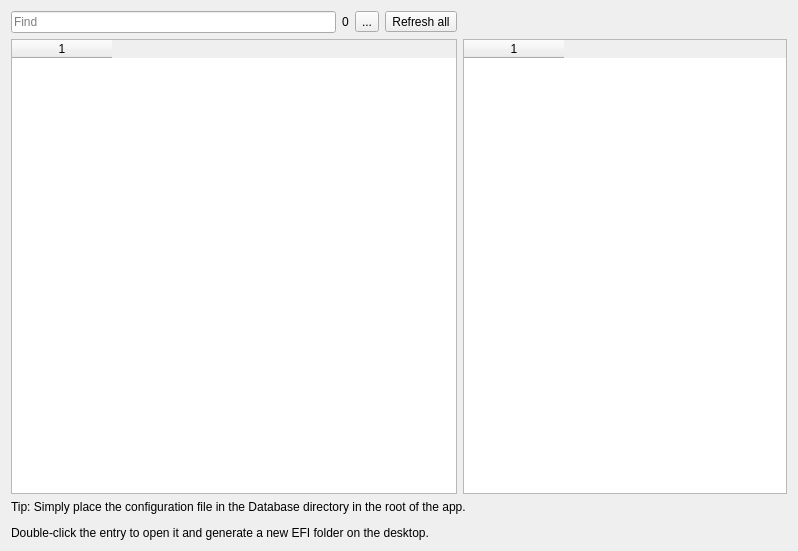
The window that dlgdatabase.ui (ic005k/OCAuxiliaryTools) describes before a commit, drawn with Qt 5.
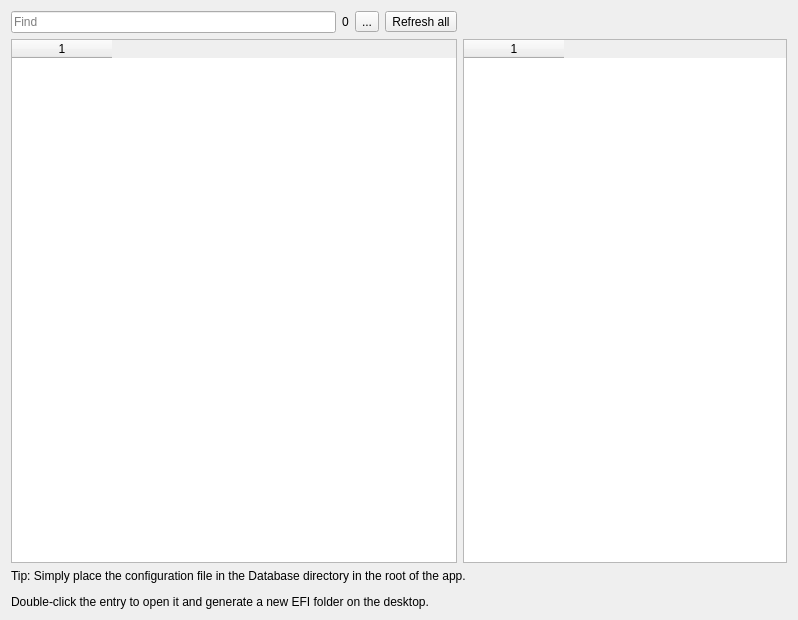
The same window after the commit. Icons and pictures are not drawn.

```diff
--- a/dlgdatabase.ui
+++ b/dlgdatabase.ui
@@ -7,7 +7,7 @@
     <x>0</x>
     <y>0</y>
     <width>798</width>
-    <height>551</height>
+    <height>620</height>
    </rect>
   </property>
   <property name="windowTitle">
```
Left out of the diff: 24 changed lines with no effect on the pictures.
